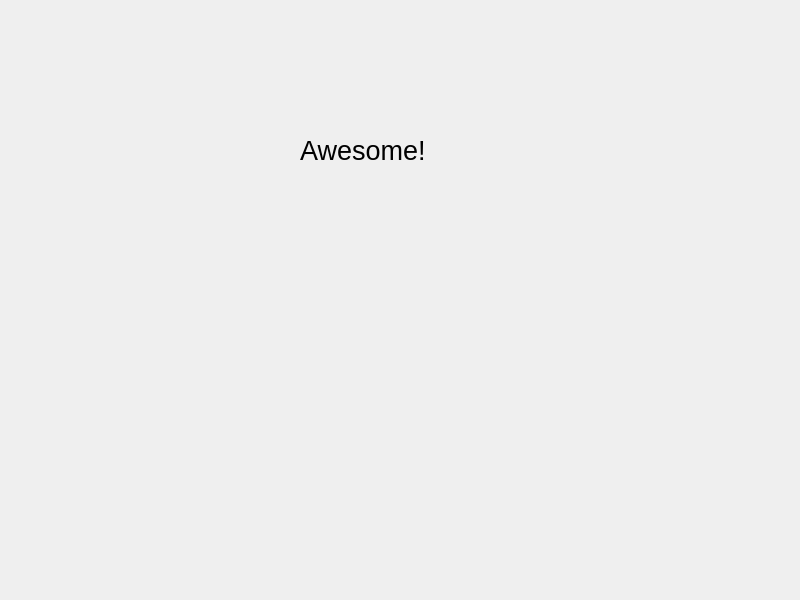
Qt form correct.ui (Ronakkumbhat/math-tutor-py) before a commit.
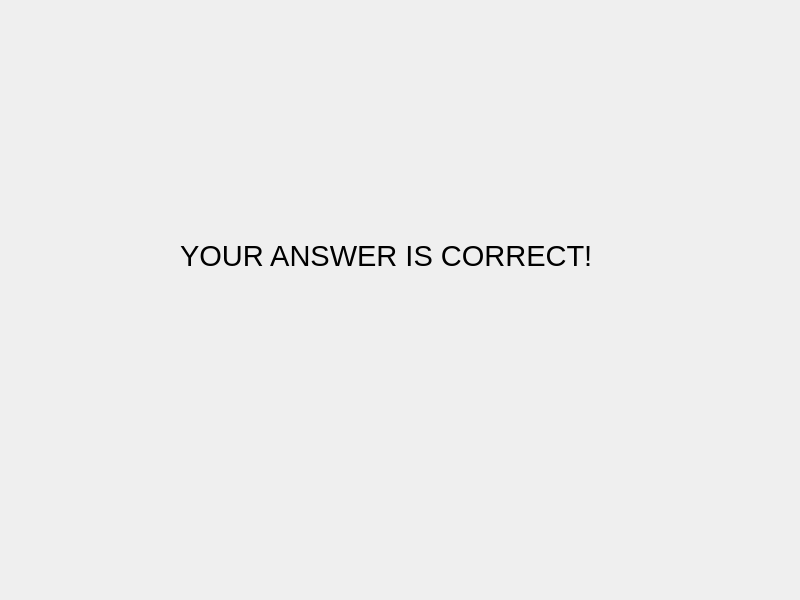
The same form after that commit. Icons and pictures are not drawn.

Commit message: CORRECT SCREEN ...

What changed in the file:
```diff
--- a/correct.ui
+++ b/correct.ui
@@ -16,35 +16,19 @@
   <widget class="QLabel" name="label">
    <property name="geometry">
     <rect>
-     <x>300</x>
-     <y>110</y>
-     <width>261</width>
-     <height>81</height>
+     <x>180</x>
+     <y>180</y>
+     <width>481</width>
+     <height>151</height>
     </rect>
    </property>
    <property name="font">
     <font>
-     <pointsize>20</pointsize>
+     <pointsize>22</pointsize>
     </font>
    </property>
    <property name="text">
-    <string>Awesome!</string>
-   </property>
-  </widget>
-  <widget class="QLabel" name="label_2">
-   <property name="geometry">
-    <rect>
-     <x>240</x>
-     <y>230</y>
-     <width>351</width>
-     <height>291</height>
-    </rect>
-   </property>
-   <property name="text">
-    <string/>
-   </property>
-   <property name="pixmap">
-    <pixmap>images/excellent-1.gif</pixmap>
+    <string>YOUR ANSWER IS CORRECT!</string>
    </property>
   </widget>
  </widget>
```
The commit also changes 5 other files.
